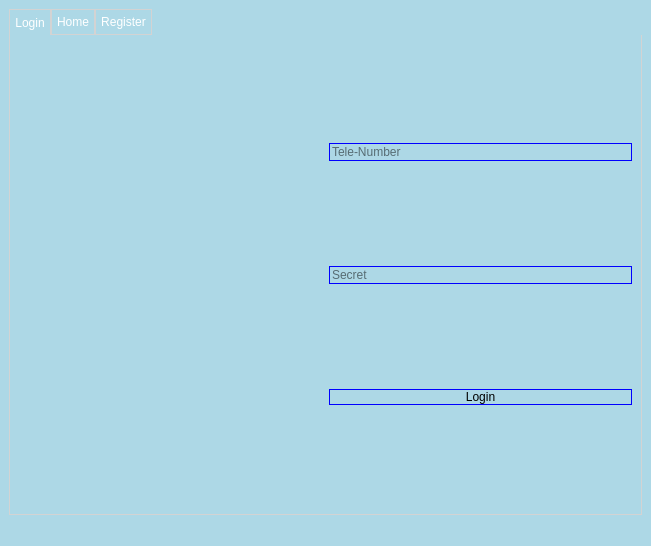
Before: the Qt Designer form src/telecharge.ui in Jackie-Li-0228/SQL-telecharge-system, drawn with Qt 5.
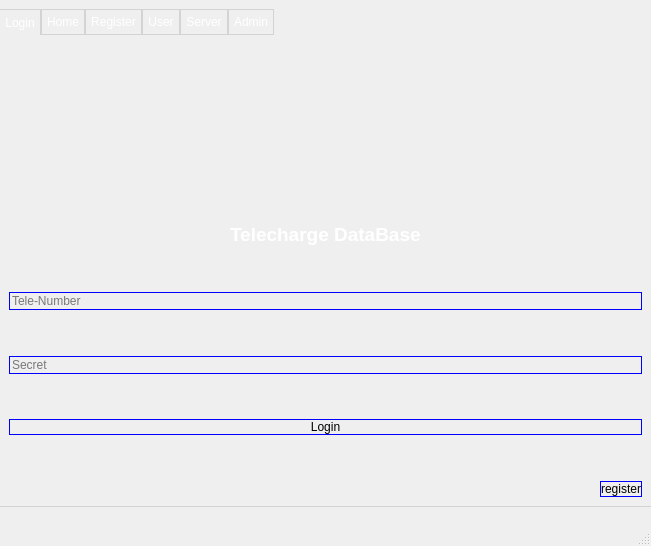
After: the same form once the commit is applied. The open tabs and pages were chosen to show the change. Icons and pictures are not drawn.

Commit message: add six basic tab_windows for ui

Diff of the .ui file:
```diff
--- a/src/telecharge.ui
+++ b/src/telecharge.ui
@@ -14,105 +14,445 @@
    <string>MainWindow</string>
   </property>
   <property name="styleSheet">
-   <string notr="true">background-color: rgb(173, 216, 230);</string>
+   <string notr="true">
+    /* 文本框和按钮 */
+    background-color: rgb(173, 216, 230);
+    QLineEdit, QPushButton {
+        border: 2px solid #00008B;  /* 深蓝色边框 */
+        background-color: #00008B;  /* 深蓝色背景 */
+        color: #FFFFFF;             
+        border-radius: 20px;  /* 更明显的圆角 */
+        padding: 5px;
+    }
+   </string>
   </property>
-  <widget class="QWidget" name="centralwidget">
-   <layout class="QVBoxLayout" name="verticalLayout">
-    <item>
-     <widget class="QTabWidget" name="tabWidget">
-      <property name="styleSheet">
-       <string notr="true">QTabWidget::pane {
-    border-top: -1px;
-    border-left: 1px solid lightgray;
-    border-right: 1px solid lightgray;
-    border-bottom: 1px solid lightgray;
-}
-QTabBar::tab {
-    color: rgb(255, 255, 255);
-    border: 0.5px solid lightgray;
-    padding: 5px;
-}
-QTabBar::tab:selected {
-    color: rgb(255, 255, 255);
-    margin-bottom: -1px;
-}</string>
-      </property>
-      <property name="currentIndex">
-       <number>1</number>
-      </property>
-      <widget class="QWidget" name="tab">
-       <property name="styleSheet">
-        <string notr="true">background-color: transparent; color: rgb(255, 255, 255);</string>
-       </property>
-       <attribute name="title">
-        <string>Login</string>
-       </attribute>
+  <widget class="QWidget" name="centralWidget">
+   <widget class="QTabWidget" name="tabWidget">
+    <property name="geometry">
+     <rect>
+      <x>-1</x>
+      <y>9</y>
+      <width>653</width>
+      <height>498</height>
+     </rect>
+    </property>
+    <property name="styleSheet">
+     <string notr="true">
+        QTabWidget::pane {
+            border-top: -1px;
+            border-left: 1px solid lightgray;
+            border-right: 1px solid lightgray;
+            border-bottom: 1px solid lightgray;
+        }
+        QTabBar::tab {
+            color: rgb(255, 255, 255);
+            border: 0.5px solid lightgray;
+            padding: 5px;
+        }
+        QTabBar::tab:selected {
+            color: rgb(255, 255, 255);
+            margin-bottom: -1px;
+        }
+       </string>
+    </property>
+    <property name="currentIndex">
+     <number>3</number>
+    </property>
+    <widget class="QWidget" name="tab">
+     <property name="styleSheet">
+      <string notr="true">background-color: transparent; color: rgb(255, 255, 255);</string>
+     </property>
+     <attribute name="title">
+      <string>Login</string>
+     </attribute>
+     <layout class="QVBoxLayout" name="verticalLayout_2">
+      <item>
        <layout class="QHBoxLayout" name="horizontalLayout">
         <item>
-         <widget class="QListView" name="listView">
+         <spacer name="horizontalSpacerLeft">
+          <property name="orientation">
+           <enum>Qt::Horizontal</enum>
+          </property>
+          <property name="sizeHint" stdset="0">
+           <size>
+            <width>0</width>
+            <height>0</height>
+           </size>
+          </property>
+         </spacer>
+        </item>
+        <item alignment="Qt::AlignHCenter|Qt::AlignVCenter">
+         <widget class="QListView" name="imageView">
+          <property name="minimumSize">
+           <size>
+            <width>125</width>
+            <height>70</height>
+           </size>
+          </property>
+          <property name="maximumSize">
+           <size>
+            <width>225</width>
+            <height>173</height>
+           </size>
+          </property>
           <property name="styleSheet">
-           <string notr="true">border-image: url(:/picture/background.png);</string>
+           <string notr="true">
+              border-image: url(:/picture/logo.png);
+              background-size: contain; /* 使图像适应控件大小 */
+              background-repeat: no-repeat;
+              background-position: center;
+             </string>
           </property>
          </widget>
         </item>
         <item>
-         <layout class="QVBoxLayout" name="verticalLayout_2">
-          <item>
-           <widget class="QLineEdit" name="teleNumber">
-            <property name="styleSheet">
-             <string notr="true">border: 1px solid blue; color: black;</string>
-            </property>
-            <property name="placeholderText">
-             <string>Tele-Number</string>
-            </property>
-           </widget>
-          </item>
-          <item>
-           <widget class="QLineEdit" name="secret">
-            <property name="styleSheet">
-             <string notr="true">border: 1px solid blue; color: black;</string>
-            </property>
-            <property name="echoMode">
-             <enum>QLineEdit::Password</enum>
-            </property>
-            <property name="placeholderText">
-             <string>Secret</string>
-            </property>
-           </widget>
-          </item>
-          <item>
-           <widget class="QPushButton" name="loginButton">
-            <property name="styleSheet">
-             <string notr="true">border: 1px solid blue; color: black;</string>
-            </property>
-            <property name="text">
-             <string>Login</string>
-            </property>
-           </widget>
-          </item>
-         </layout>
+         <spacer name="horizontalSpacerRight">
+          <property name="orientation">
+           <enum>Qt::Horizontal</enum>
+          </property>
+          <property name="sizeHint" stdset="0">
+           <size>
+            <width>0</width>
+            <height>0</height>
+           </size>
+          </property>
+         </spacer>
         </item>
        </layout>
-      </widget>
-      <widget class="QWidget" name="tab_2">
-       <property name="styleSheet">
-        <string notr="true">background-color: transparent; color: rgb(255, 255, 255);</string>
-       </property>
-       <attribute name="title">
-        <string>Home</string>
-       </attribute>
-      </widget>
-      <widget class="QWidget" name="tab_3">
-       <property name="styleSheet">
-        <string notr="true">background-color: transparent; color: rgb(255, 255, 255);</string>
-       </property>
-       <attribute name="title">
-        <string>Register</string>
-       </attribute>
-      </widget>
-     </widget>
-    </item>
-   </layout>
+      </item>
+      <item alignment="Qt::AlignHCenter">
+       <widget class="QLabel" name="label_2">
+        <property name="styleSheet">
+         <string notr="true">font: 75 9pt &quot;Times New Roman&quot;;</string>
+        </property>
+        <property name="text">
+         <string>&lt;html&gt;&lt;head/&gt;&lt;body&gt;&lt;p&gt;&lt;span style=&quot; font-size:14pt; font-weight:600;&quot;&gt;Telecharge DataBase&lt;/span&gt;&lt;/p&gt;&lt;/body&gt;&lt;/html&gt;</string>
+        </property>
+       </widget>
+      </item>
+      <item>
+       <spacer name="verticalSpacer">
+        <property name="orientation">
+         <enum>Qt::Vertical</enum>
+        </property>
+        <property name="sizeHint" stdset="0">
+         <size>
+          <width>628</width>
+          <height>34</height>
+         </size>
+        </property>
+       </spacer>
+      </item>
+      <item>
+       <widget class="QLineEdit" name="lineEdit">
+        <property name="styleSheet">
+         <string notr="true">border: 1px solid blue; color: black; text-align: center;
+font: 75 9pt &quot;Times New Roman&quot;;</string>
+        </property>
+        <property name="placeholderText">
+         <string>Tele-Number</string>
+        </property>
+       </widget>
+      </item>
+      <item>
+       <spacer name="verticalSpacer_2">
+        <property name="orientation">
+         <enum>Qt::Vertical</enum>
+        </property>
+        <property name="sizeHint" stdset="0">
+         <size>
+          <width>628</width>
+          <height>34</height>
+         </size>
+        </property>
+       </spacer>
+      </item>
+      <item>
+       <widget class="QLineEdit" name="passwordEdit">
+        <property name="styleSheet">
+         <string notr="true">border: 1px solid blue; color: black; text-align: center;
+font: 75 9pt &quot;Times New Roman&quot;;</string>
+        </property>
+        <property name="echoMode">
+         <enum>QLineEdit::Password</enum>
+        </property>
+        <property name="placeholderText">
+         <string>Secret</string>
+        </property>
+       </widget>
+      </item>
+      <item>
+       <spacer name="verticalSpacer_3">
+        <property name="orientation">
+         <enum>Qt::Vertical</enum>
+        </property>
+        <property name="sizeHint" stdset="0">
+         <size>
+          <width>628</width>
+          <height>33</height>
+         </size>
+        </property>
+       </spacer>
+      </item>
+      <item>
+       <widget class="QPushButton" name="loginButton">
+        <property name="styleSheet">
+         <string notr="true">border: 1px solid blue; color: black;
+font: 75 9pt &quot;Times New Roman&quot;;</string>
+        </property>
+        <property name="text">
+         <string>Login</string>
+        </property>
+       </widget>
+      </item>
+      <item>
+       <spacer name="verticalSpacer_4">
+        <property name="orientation">
+         <enum>Qt::Vertical</enum>
+        </property>
+        <property name="sizeHint" stdset="0">
+         <size>
+          <width>628</width>
+          <height>34</height>
+         </size>
+        </property>
+       </spacer>
+      </item>
+      <item alignment="Qt::AlignRight">
+       <widget class="QPushButton" name="pushButton">
+        <property name="styleSheet">
+         <string notr="true">border: 1px solid blue; color: black;
+font: 75 9pt &quot;Times New Roman&quot;;</string>
+        </property>
+        <property name="text">
+         <string>register</string>
+        </property>
+       </widget>
+      </item>
+     </layout>
+    </widget>
+    <widget class="QWidget" name="tab_2">
+     <property name="styleSheet">
+      <string notr="true">background-color: transparent; color: rgb(255, 255, 255);</string>
+     </property>
+     <attribute name="title">
+      <string>Home</string>
+     </attribute>
+     <layout class="QHBoxLayout" name="horizontalLayout_2">
+      <item>
+       <spacer name="horizontalSpacer">
+        <property name="orientation">
+         <enum>Qt::Horizontal</enum>
+        </property>
+        <property name="sizeHint" stdset="0">
+         <size>
+          <width>120</width>
+          <height>20</height>
+         </size>
+        </property>
+       </spacer>
+      </item>
+      <item>
+       <widget class="QLabel" name="label">
+        <property name="styleSheet">
+         <string notr="true">font: 75 9pt &quot;Times New Roman&quot;;</string>
+        </property>
+        <property name="text">
+         <string>&lt;!DOCTYPE HTML PUBLIC &quot;-//W3C//DTD HTML 4.0//EN&quot; &quot;http://www.w3.org/TR/REC-html40/strict.dtd&quot;&gt;
+&lt;html&gt;&lt;head&gt;&lt;meta name=&quot;qrichtext&quot; content=&quot;1&quot; /&gt;&lt;style type=&quot;text/css&quot;&gt;
+p, li { white-space: pre-wrap; }
+&lt;/style&gt;&lt;/head&gt;&lt;body style=&quot; font-family:'SimSun'; font-size:9pt; font-weight:400; font-style:normal;&quot;&gt;
+&lt;p align=&quot;center&quot; style=&quot; margin-top:12px; margin-bottom:12px; margin-left:0px; margin-right:0px; -qt-block-indent:0; text-indent:0px;&quot;&gt;&lt;span style=&quot; font-size:16pt;&quot;&gt;Welcome to use Our Telecharge System&lt;/span&gt;&lt;/p&gt;&lt;/body&gt;&lt;/html&gt;</string>
+        </property>
+       </widget>
+      </item>
+      <item>
+       <spacer name="horizontalSpacer_2">
+        <property name="orientation">
+         <enum>Qt::Horizontal</enum>
+        </property>
+        <property name="sizeHint" stdset="0">
+         <size>
+          <width>119</width>
+          <height>20</height>
+         </size>
+        </property>
+       </spacer>
+      </item>
+     </layout>
+    </widget>
+    <widget class="QWidget" name="tab_3">
+     <property name="styleSheet">
+      <string notr="true">background-color: transparent; color: rgb(255, 255, 255);</string>
+     </property>
+     <attribute name="title">
+      <string>Register</string>
+     </attribute>
+     <layout class="QVBoxLayout" name="verticalLayout_3">
+      <item>
+       <spacer name="verticalSpacer_5">
+        <property name="orientation">
+         <enum>Qt::Vertical</enum>
+        </property>
+        <property name="sizeHint" stdset="0">
+         <size>
+          <width>20</width>
+          <height>40</height>
+         </size>
+        </property>
+       </spacer>
+      </item>
+      <item>
+       <widget class="QLineEdit" name="idCardEdit">
+        <property name="styleSheet">
+         <string notr="true">border: 1px solid blue; color: black; text-align: center;
+font: 75 9pt &quot;Times New Roman&quot;;</string>
+        </property>
+        <property name="placeholderText">
+         <string>ID Card</string>
+        </property>
+       </widget>
+      </item>
+      <item>
+       <spacer name="verticalSpacer_6">
+        <property name="orientation">
+         <enum>Qt::Vertical</enum>
+        </property>
+        <property name="sizeHint" stdset="0">
+         <size>
+          <width>20</width>
+          <height>40</height>
+         </size>
+        </property>
+       </spacer>
+      </item>
+      <item>
+       <widget class="QLineEdit" name="nameEdit">
+        <property name="styleSheet">
+         <string notr="true">border: 1px solid blue; color: black; text-align: center;
+font: 75 9pt &quot;Times New Roman&quot;;</string>
+        </property>
+        <property name="placeholderText">
+         <string>Name</string>
+        </property>
+       </widget>
+      </item>
+      <item>
+       <spacer name="verticalSpacer_8">
+        <property name="orientation">
+         <enum>Qt::Vertical</enum>
+        </property>
+        <property name="sizeHint" stdset="0">
+         <size>
+          <width>20</width>
+          <height>40</height>
+         </size>
+        </property>
+       </spacer>
+      </item>
+      <item>
+       <widget class="QLineEdit" name="teleNumberEdit">
+        <property name="styleSheet">
+         <string notr="true">border: 1px solid blue; color: black; text-align: center;
+font: 75 9pt &quot;Times New Roman&quot;;</string>
+        </property>
+        <property name="placeholderText">
+         <string>Tele-Number</string>
+        </property>
+       </widget>
+      </item>
+      <item>
+       <spacer name="verticalSpacer_9">
+        <property name="orientation">
+         <enum>Qt::Vertical</enum>
+        </property>
+        <property name="sizeHint" stdset="0">
+         <size>
+          <width>20</width>
+          <height>40</height>
+         </size>
+        </property>
+       </spacer>
+      </item>
+      <item>
+       <widget class="QLineEdit" name="secretEdit">
+        <property name="styleSheet">
+         <string notr="true">border: 1px solid blue; color: black; text-align: center;</string>
+        </property>
+        <property name="echoMode">
+         <enum>QLineEdit::Password</enum>
+        </property>
+        <property name="placeholderText">
+         <string>Secret</string>
+        </property>
+       </widget>
+      </item>
+      <item>
+       <spacer name="verticalSpacer_10">
+        <property name="orientation">
+         <enum>Qt::Vertical</enum>
+        </property>
+        <property name="sizeHint" stdset="0">
+         <size>
+          <width>20</width>
+          <height>40</height>
+         </size>
+        </property>
+       </spacer>
+      </item>
+      <item>
+       <widget class="QPushButton" name="pushButton_2">
+        <property name="styleSheet">
+         <string notr="true">border: 1px solid blue; color: black;
+font: 75 9pt &quot;Times New Roman&quot;;</string>
+        </property>
+        <property name="text">
+         <string>Register</string>
+        </property>
+       </widget>
+      </item>
+      <item>
+       <spacer name="verticalSpacer_7">
+        <property name="orientation">
+         <enum>Qt::Vertical</enum>
+        </property>
+        <property name="sizeHint" stdset="0">
+         <size>
+          <width>20</width>
+          <height>40</height>
+         </size>
+        </property>
+       </spacer>
+      </item>
+      <item alignment="Qt::AlignRight">
+       <widget class="QPushButton" name="registerButton">
+        <property name="styleSheet">
+         <string notr="true">border: 1px solid blue; color: black;
+font: 75 9pt &quot;Times New Roman&quot;;</string>
+        </property>
+        <property name="text">
+         <string>Back</string>
+        </property>
+       </widget>
+      </item>
+     </layout>
+    </widget>
+    <widget class="QWidget" name="tab_4">
+     <attribute name="title">
+      <string>User</string>
+     </attribute>
+    </widget>
+    <widget class="QWidget" name="tab_5">
+     <attribute name="title">
+      <string>Server</string>
+     </attribute>
+    </widget>
+    <widget class="QWidget" name="tab_6">
+     <attribute name="title">
+      <string>Admin</string>
+     </attribute>
+    </widget>
+   </widget>
   </widget>
   <widget class="QStatusBar" name="statusbar"/>
   <widget class="QMenuBar" name="menubar">
```
Left out of the diff: 45 changed lines with no effect on the pictures. The commit also changes 2 other files.
